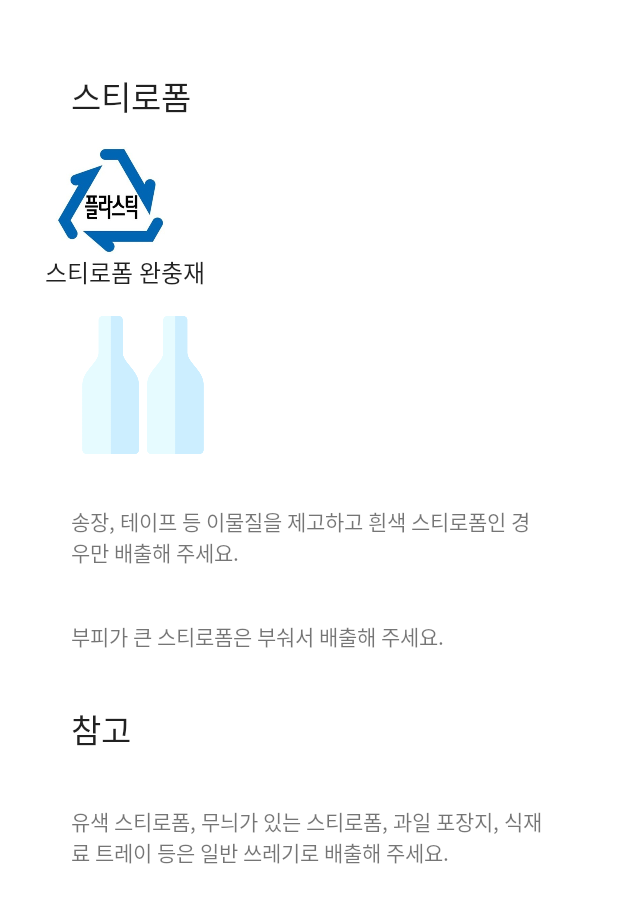
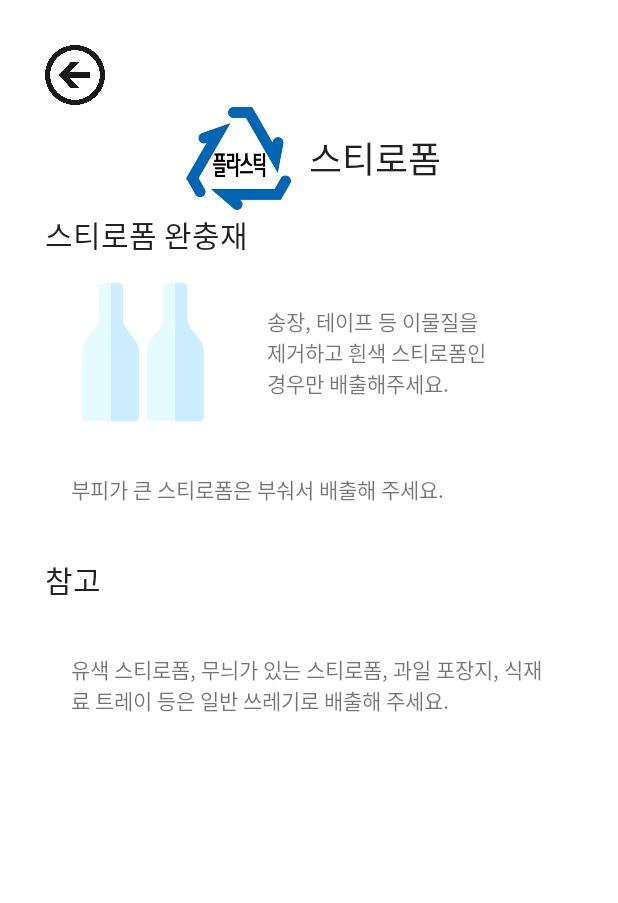
Before and after one commit to YRim99/reGardening-test, an Android app: the layout activity_styrofoam.xml on its own in the app's theme, with its tools: preview values and no code run, on a phone screen of 412 x 824 dp. Shown: the top 903 px of the screen. Run offline under Robolectric (Android 15) with nearby library versions, the phone set to English and light mode, and no system bars.

Commit message:
tip_styrofoam 끝

```diff
--- a/app/src/main/java/com/example/regardening_test/styrofoam.kt
+++ b/app/src/main/java/com/example/regardening_test/styrofoam.kt
@@ -1,11 +1,21 @@
 package com.example.regardening_test
 
+import android.content.Intent
 import androidx.appcompat.app.AppCompatActivity
 import android.os.Bundle
+import android.widget.Button
 
 class styrofoam : AppCompatActivity() {
+    lateinit var back: Button
+
     override fun onCreate(savedInstanceState: Bundle?) {
         super.onCreate(savedInstanceState)
         setContentView(R.layout.activity_styrofoam)
+        back = findViewById<Button>(R.id.back)
+
+        back.setOnClickListener {
+            var intent = Intent(this, separate::class.java)
+            startActivity(intent)
+        }
     }
 }
--- a/app/src/main/res/layout/activity_styrofoam.xml
+++ b/app/src/main/res/layout/activity_styrofoam.xml
@@ -1,40 +1,82 @@
 <?xml version="1.0" encoding="utf-8"?>
+<LinearLayout xmlns:app="http://schemas.android.com/apk/res-auto"
+    xmlns:tools="http://schemas.android.com/tools"
+    android:layout_height="match_parent"
+    android:layout_width="match_parent"
+    xmlns:android="http://schemas.android.com/apk/res/android"
+    android:layout_marginStart="30dp"
+    android:layout_marginTop="30dp"
+    android:layout_marginEnd="30dp"
+    android:layout_marginBottom="30dp"
+    android:orientation="vertical">
+
+    <ImageButton
+        android:id="@+id/back"
+        android:layout_width="40dp"
+        android:layout_height="40dp"
+        android:width="50dp"
+        android:height="50dp"
+        android:background="#00ff0000"
+        android:src="@drawable/back_arrow"
+        android:scaleType="centerInside"/>
+
     <ScrollView
-    xmlns:android="http://schemas.android.com/apk/res/android"
-    xmlns:tools="http://schemas.android.com/tools"
-    xmlns:app="http://schemas.android.com/apk/res-auto"
         android:layout_width="match_parent"
         android:layout_height="match_parent"
-    tools:context=".styrofoam">
+        tools:context=".paper">
+
     <LinearLayout
         android:layout_width="match_parent"
         android:layout_height="wrap_content"
         android:orientation="vertical"
-        android:fillViewport="true"
-        android:padding="30dp">
+        android:fillViewport="true">
 
+        <androidx.constraintlayout.widget.ConstraintLayout
+            android:layout_width="match_parent"
+            android:layout_height="match_parent">
 
-    <TextView
-        android:id="@+id/galss_1"
-        android:layout_width="match_parent"
-        android:layout_height="wrap_content"
-        android:layout_margin="17dp"
-        android:text="스티로폼"
-        android:textAppearance="@style/TextAppearance.AppCompat.Large" />
+            <LinearLayout
+                android:layout_width="182dp"
+                android:layout_height="match_parent"
+                android:orientation="horizontal"
+                app:layout_constraintBottom_toBottomOf="parent"
+                app:layout_constraintEnd_toEndOf="parent"
+                app:layout_constraintStart_toStartOf="parent"
+                app:layout_constraintTop_toTopOf="parent">
 
                 <ImageView
-        android:id="@+id/glass_2"
+                    android:id="@+id/styrofoam_1"
                     android:layout_width="87dp"
                     android:layout_height="71dp"
                     app:srcCompat="@drawable/plastic" />
 
+                <LinearLayout
+                    android:layout_width="match_parent"
+                    android:layout_height="match_parent">
+
                     <TextView
-        android:id="@+id/glass_3"
+                        android:id="@+id/styrofoam_2"
+                        android:layout_width="match_parent"
+                        android:layout_height="match_parent"
+                        android:text="스티로폼"
+                        android:textAppearance="@style/TextAppearance.AppCompat.Large"
+                        android:textSize="24sp"
+                        android:gravity="center"/>
+                </LinearLayout>
+            </LinearLayout>
+        </androidx.constraintlayout.widget.ConstraintLayout>
+
+        <TextView
+            android:id="@+id/styrofoam_3"
             android:layout_width="match_parent"
             android:layout_height="wrap_content"
             android:text="스티로폼 완충재"
             android:textAppearance="@style/TextAppearance.AppCompat.Large"
-        android:textSize="16sp" />
+            android:textSize="20sp" />
+
+        <LinearLayout
+            android:layout_width="match_parent"
+            android:layout_height="match_parent">
 
             <ImageView
                 android:id="@+id/imageView"
@@ -43,12 +85,24 @@
                 android:layout_margin="17dp"
                 app:srcCompat="@drawable/bottle" />
 
+            <androidx.constraintlayout.widget.ConstraintLayout
+                android:layout_width="match_parent"
+                android:layout_height="match_parent">
+
                 <TextView
-        android:id="@+id/plastic_explanation"
+                    android:id="@+id/styrofoam_explanation"
                     android:layout_width="match_parent"
                     android:layout_height="wrap_content"
                     android:layout_margin="17dp"
-        android:text="송장, 테이프 등 이물질을 제고하고 흰색 스티로폼인 경우만 배출해 주세요." />
+                    android:text="송장, 테이프 등 이물질을
+                                제거하고 흰색 스티로폼인
+                                경우만 배출해주세요."
+                    android:textSize="14sp"
+                    app:layout_constraintBottom_toBottomOf="parent"
+                    app:layout_constraintTop_toTopOf="parent"
+                    tools:layout_editor_absoluteX="18dp" />
+            </androidx.constraintlayout.widget.ConstraintLayout>
+        </LinearLayout>
 
     <TextView
         android:id="@+id/glass_explanation2"
@@ -58,12 +112,14 @@
         android:text="부피가 큰 스티로폼은 부숴서 배출해 주세요." />
 
         <TextView
-        android:id="@+id/explanaiton"
+            android:id="@+id/paper_3"
             android:layout_width="match_parent"
             android:layout_height="wrap_content"
-        android:layout_margin="17dp"
             android:text="참고"
-        android:textAppearance="@style/TextAppearance.AppCompat.Large" />
+            android:layout_marginTop="17dp"
+            android:layout_marginBottom="17dp"
+            android:textAppearance="@style/TextAppearance.AppCompat.Large"
+            android:textSize="20sp" />
 
     <TextView
         android:id="@+id/explanation3"
@@ -74,3 +130,4 @@
     </LinearLayout>
 
   </ScrollView>
+</LinearLayout>
```
Lines whose indentation alone changed are shown as unchanged.
